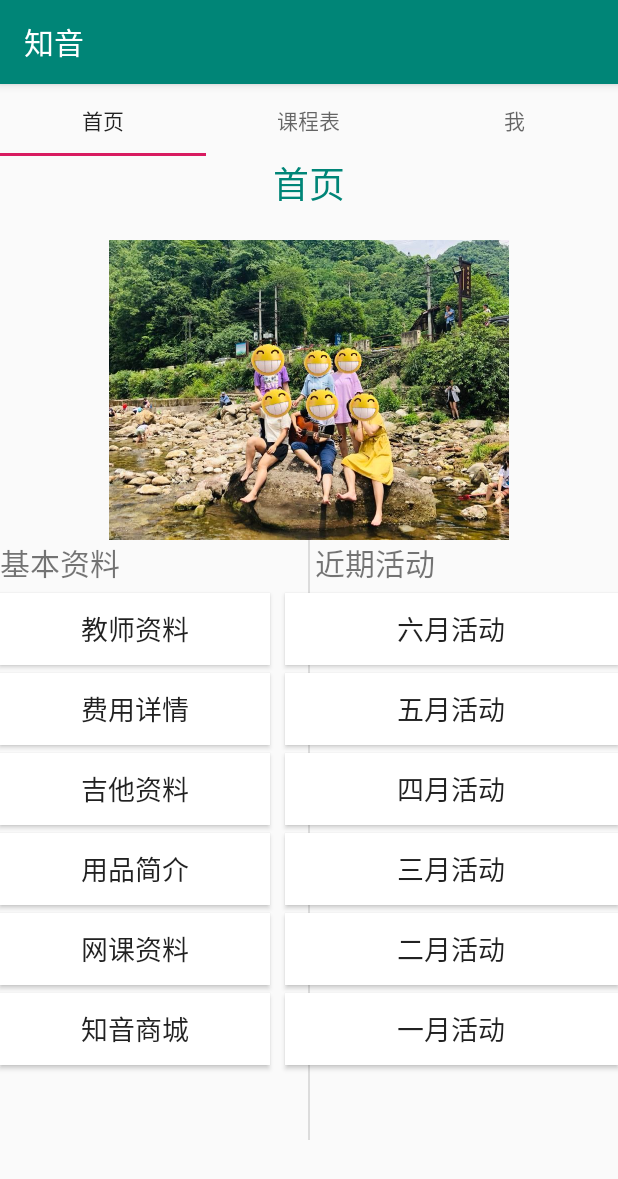
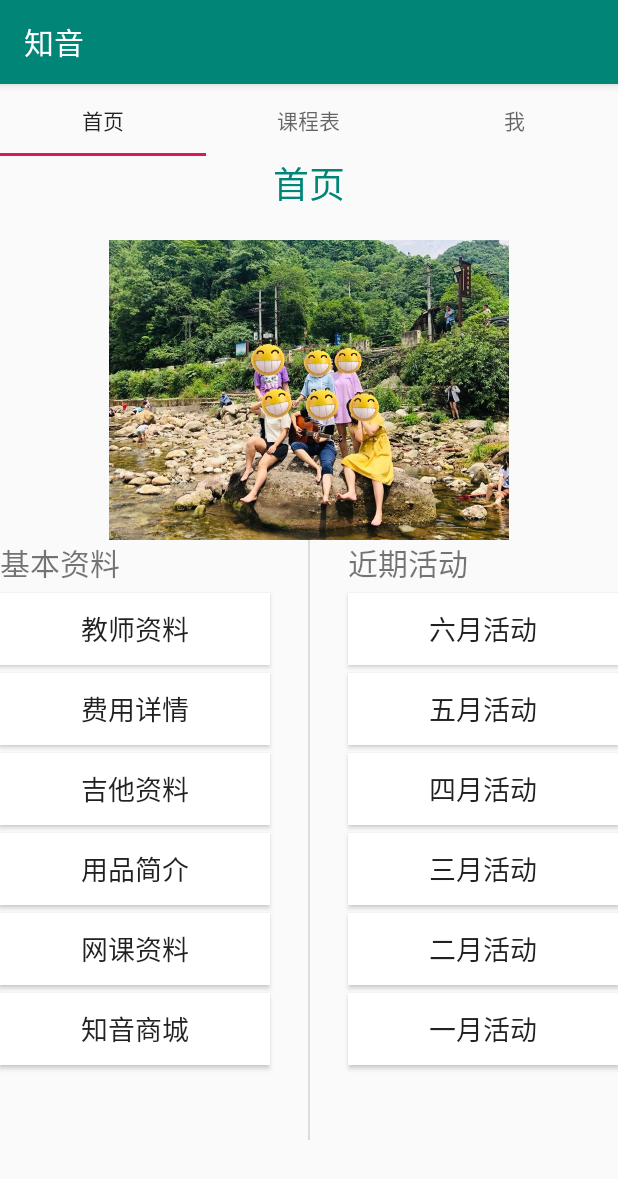
Before and after one commit to w1235880w/androidlocation, an Android app: the FirstFragment screen opened directly, with no data from a screen before it, on a phone screen of 412 x 824 dp. Shown: the top 1179 px of the screen. Run offline under Robolectric (Android 15) with nearby library versions, the light colour scheme and no system bars.

Commit message:
bomb not s2

```diff
--- a/zhiyin2/app/src/main/res/layout/activity_login.xml
+++ b/zhiyin2/app/src/main/res/layout/activity_login.xml
@@ -72,12 +72,14 @@
         android:layout_below="@id/edittextstucourse"
         android:text="登陆"
         android:textSize="20dp"
+        android:layout_marginLeft="50dp"
         android:layout_alignParentLeft="true"/>
     <Button
         android:id="@+id/buttonupdate"
         android:layout_width="wrap_content"
         android:layout_height="wrap_content"
         android:layout_below="@id/edittextstucourse"
+        android:layout_marginRight="50dp"
         android:text="忘记密码"
         android:textSize="20dp"
         android:layout_alignParentRight="true"/>
--- a/zhiyin2/app/src/main/res/layout/fragment_first.xml
+++ b/zhiyin2/app/src/main/res/layout/fragment_first.xml
@@ -129,56 +129,56 @@
                 android:textSize="18sp" />
             <TextView
                 android:id="@+id/textinfonow"
-                android:layout_width="match_parent"
+                android:layout_width="180dp"
                 android:layout_height="wrap_content"
-                android:layout_marginLeft="210dp"
+                android:layout_alignParentRight="true"
                 android:text="近期活动"
                 android:textSize="20sp"
                 app:layout_constraintTop_toTopOf="parent" />
 
             <Button
                 android:id="@+id/buttonjune"
-                android:layout_width="match_parent"
+                android:layout_width="180dp"
                 android:layout_height="wrap_content"
                 android:layout_below="@id/textinfo"
                 android:gravity="center"
                 android:layout_marginTop="5dp"
-                android:layout_marginLeft="190dp"
+                android:layout_alignParentRight="true"
                 android:text="六月活动"
                 android:background="@android:color/background_light"
                 android:textSize="18sp" />
 
             <Button
                 android:id="@+id/buttonmay"
-                android:layout_width="match_parent"
+                android:layout_width="180dp"
                 android:layout_height="wrap_content"
                 android:layout_below="@id/buttonteacher"
                 android:layout_marginTop="5dp"
                 android:background="@android:color/background_light"
-                android:layout_marginLeft="190dp"
+                android:layout_alignParentRight="true"
                 android:gravity="center"
                 android:text="五月活动"
                 android:textSize="18sp" />
 
             <Button
                 android:id="@+id/buttonapril"
-                android:layout_width="match_parent"
+                android:layout_width="180dp"
                 android:background="@android:color/background_light"
                 android:layout_height="wrap_content"
                 android:layout_below="@id/buttonpay"
                 android:gravity="center"
-                android:layout_marginLeft="190dp"
+                android:layout_alignParentRight="true"
                 android:layout_marginTop="5dp"
                 android:text="四月活动"
                 android:textSize="18sp" />
 
             <Button
                 android:id="@+id/buttonmarch"
-                android:layout_width="match_parent"
+                android:layout_width="180dp"
                 android:layout_height="wrap_content"
                 android:background="@android:color/background_light"
                 android:layout_below="@id/buttonguitar"
-                android:layout_marginLeft="190dp"
+                android:layout_alignParentRight="true"
                 android:gravity="center"
                 android:layout_marginTop="5dp"
                 android:text="三月活动"
@@ -186,25 +186,25 @@
 
             <Button
                 android:id="@+id/buttonfeburary"
-                android:layout_width="match_parent"
+                android:layout_width="180dp"
                 android:background="@android:color/background_light"
                 android:layout_height="wrap_content"
                 android:layout_below="@id/buttonother"
                 android:gravity="center"
                 android:layout_marginTop="5dp"
-                android:layout_marginLeft="190dp"
+                android:layout_alignParentRight="true"
                 android:text="二月活动"
                 android:textSize="18sp" />
 
             <Button
                 android:id="@+id/buttonjanuary"
-                android:layout_width="match_parent"
+                android:layout_width="180dp"
                 android:background="@android:color/background_light"
                 android:layout_height="wrap_content"
                 android:layout_below="@id/buttoncourse"
                 android:gravity="center"
                 android:layout_marginTop="5dp"
-                android:layout_marginLeft="190dp"
+                android:layout_alignParentRight="true"
                 android:text="一月活动"
                 android:textSize="18sp" />
 
```
Also changed, not shown: zhiyin2/app/src/main/java/Student.java (deleted, +0 -28 lines), zhiyin2/app/src/main/java/com/example/zhiyin/Student.java (+7 -1 lines), zhiyin2/app/src/main/java/com/example/zhiyin/login.java (+17 -13 lines), zhiyin2/app/src/main/res/layout/activity_market.xml (+4 -4 lines), zhiyin2/app/src/main/res/layout/activity_other.xml (+4 -4 lines).
